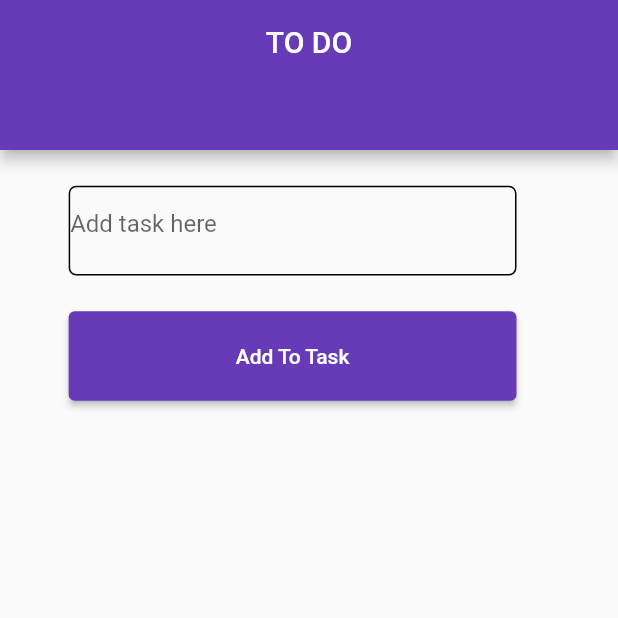
After one commit to AbhishekpYoungsoft/responsiveUi_task, a Flutter app: the LocalStoragePage screen opened directly, after a tap on "Add To Task", after a tap on the "delete" icon, on a phone screen of 412 x 824 dp, the top half of it. The commit adds this screen. Run offline on Flutter 3.47's test engine with Material 2 defaults, Android fonts, the phone set to English and light mode, and no system bars; our stand-ins replace avatar_glow, flutter_screenutil, get, google_fonts, shared_preferences, speech_to_text; accounts and stored records are empty.

```diff
--- /dev/null
+++ b/lib/screens/graph_page.dart
@@ -0,0 +1,15 @@
+import 'package:flutter/material.dart';
+
+class GraphPage extends StatefulWidget {
+  const GraphPage({super.key});
+
+  @override
+  State<GraphPage> createState() => _GraphPageState();
+}
+
+class _GraphPageState extends State<GraphPage> {
+  @override
+  Widget build(BuildContext context) {
+    return Container();
+  }
+}
--- a/lib/screens/home_screen.dart
+++ b/lib/screens/home_screen.dart
@@ -7,6 +7,8 @@ import 'package:screenutilapp/api_urls/Urls.dart';
 import 'package:screenutilapp/models/Patient_model.dart';
 import 'package:screenutilapp/screens/Audio_to_speech.dart';
 import 'package:screenutilapp/screens/getxsm.dart';
+import 'package:screenutilapp/screens/graph_page.dart';
+import 'package:screenutilapp/screens/local_storage.dart';
 
 import 'package:screenutilapp/utils/colors/colors.dart';
 import 'package:screenutilapp/utils/components.dart';
@@ -213,10 +215,16 @@ class _HomeScreenState extends State<HomeScreen> {
                     child: Text("Getx Taksk")),
                 TextButton(
                     onPressed: () {
+                      Navigator.of(context).push(
+                          MaterialPageRoute(builder: (context) => GraphPage()));
+                    },
+                    child: Text("Graphs")),
+                TextButton(
+                    onPressed: () {
                       Navigator.of(context).push(MaterialPageRoute(
-                          builder: (context) => CounterPgae()));
+                          builder: (context) => LocalStoragePage()));
                     },
-                    child: Text("Graphs"))
+                    child: Text("Local Storage"))
               ]),
             )),
           )),
--- /dev/null
+++ b/lib/screens/local_storage.dart
@@ -0,0 +1,134 @@
+import 'package:flutter/material.dart';
+import 'package:flutter_screenutil/flutter_screenutil.dart';
+import 'package:get/get.dart';
+import 'package:shared_preferences/shared_preferences.dart';
+
+class LocalStoragePage extends StatefulWidget {
+  const LocalStoragePage({super.key});
+
+  @override
+  State<LocalStoragePage> createState() => _LocalStoragePageState();
+}
+
+class _LocalStoragePageState extends State<LocalStoragePage> {
+  @override
+  void initState() {
+    load();
+  }
+
+  @override
+  void load() async {
+    final SharedPreferences prefs = await SharedPreferences.getInstance();
+    setState(() {
+      list = prefs.getStringList('items')!;
+    });
+  }
+
+  List<String> list = [];
+
+  String value = '';
+  int deleteIndex = -1;
+  @override
+  Addtask() async {
+    final SharedPreferences prefs = await SharedPreferences.getInstance();
+    setState(() {
+      list.add(value);
+      print(list);
+    });
+    await prefs.setStringList('items', list);
+  }
+
+  @override
+  Deletetask() async {
+    final SharedPreferences prefs = await SharedPreferences.getInstance();
+    setState(() {
+      list.removeAt(deleteIndex);
+      print(list);
+    });
+  }
+
+  @override
+  Widget build(BuildContext context) {
+    return Scaffold(
+      appBar: PreferredSize(
+          preferredSize: Size.fromHeight(100),
+          child: AppBar(
+            automaticallyImplyLeading: false,
+            title: const Text(
+              "TO DO",
+            ),
+            centerTitle: true,
+          )),
+      body: Column(
+        // crossAxisAlignment: CrossAxisAlignment.center,
+        // mainAxisAlignment: MainAxisAlignment.center,
+        children: [
+          SizedBox(
+            height: 20.h,
+          ),
+          Container(
+            decoration: BoxDecoration(
+                border: Border.all(), borderRadius: BorderRadius.circular(5)),
+            margin: EdgeInsets.only(left: 40.w),
+            height: 50.h,
+            width: 250.h,
+            child: TextField(
+              decoration: const InputDecoration(
+                border: InputBorder.none,
+                hintText: "Add task here",
+              ),
+              onChanged: (text) {
+                value = text;
+              },
+            ),
+          ),
+          SizedBox(
+            height: 20.h,
+          ),
+          Container(
+            //decoration: BoxDecoration(border: Border.all(),),
+            margin: EdgeInsets.only(left: 40.w),
+            height: 50.h,
+            width: 250.h,
+            child: ElevatedButton(
+              onPressed: (() {
+                Addtask();
+              }),
+              child: const Text("Add To Task"),
+            ),
+          ),
+          SizedBox(
+            height: 10.h,
+          ),
+          SingleChildScrollView(
+            child: Column(
+              children: [
+                for (var i = 0; i < list.length; i++) ...[
+                  Container(
+                      height: 40.h,
+                      width: 250.h,
+                      margin: EdgeInsets.only(top: 10, left: 40),
+                      decoration: BoxDecoration(border: Border.all()),
+                      //margin: EdgeInsets.only(top: 5.h),
+                      child: ListTile(
+                        trailing: IconButton(
+                          onPressed: () {
+                            deleteIndex = i;
+                            Deletetask();
+                          },
+                          icon: Icon(
+                            Icons.delete,
+                            color: Colors.red,
+                          ),
+                        ),
+                        title: Text(list[i]),
+                      ))
+                ],
+              ],
+            ),
+          ),
+        ],
+      ),
+    );
+  }
+}
--- a/pubspec.yaml
+++ b/pubspec.yaml
@@ -42,6 +42,7 @@ dependencies:
   get: ^4.6.5
   speech_to_text: ^6.1.1
   avatar_glow: ^2.0.2
+  shared_preferences: ^2.1.0
 
 dev_dependencies:
   flutter_test:
```
Also changed, not shown: pubspec.lock, 1 other file.
